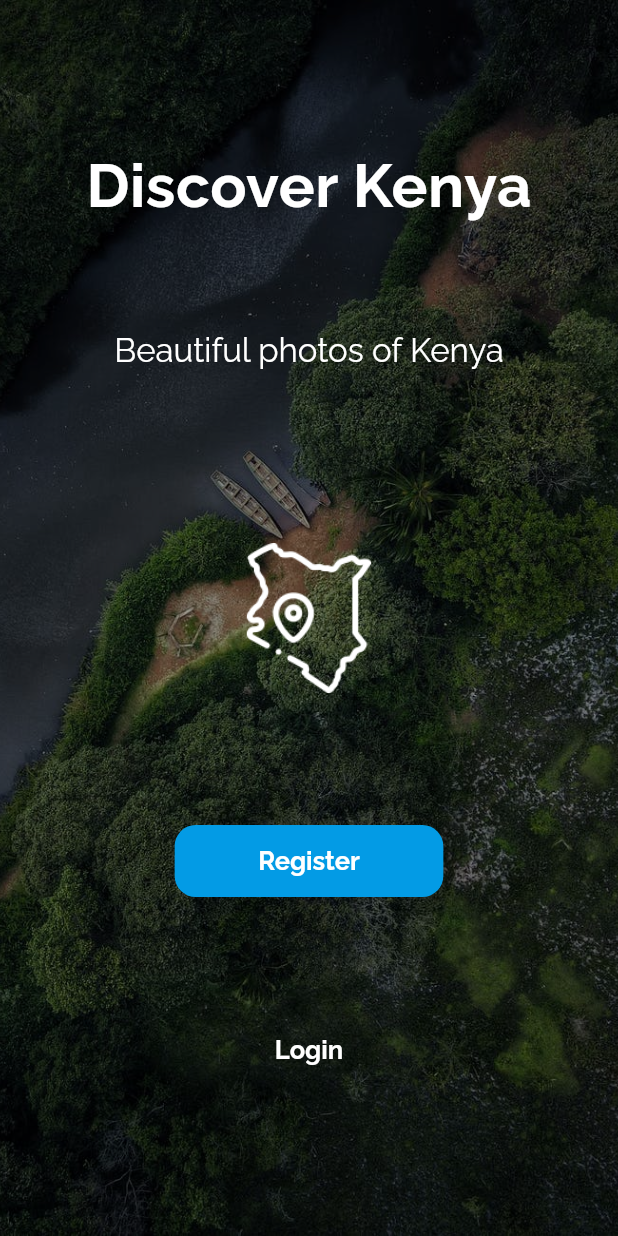
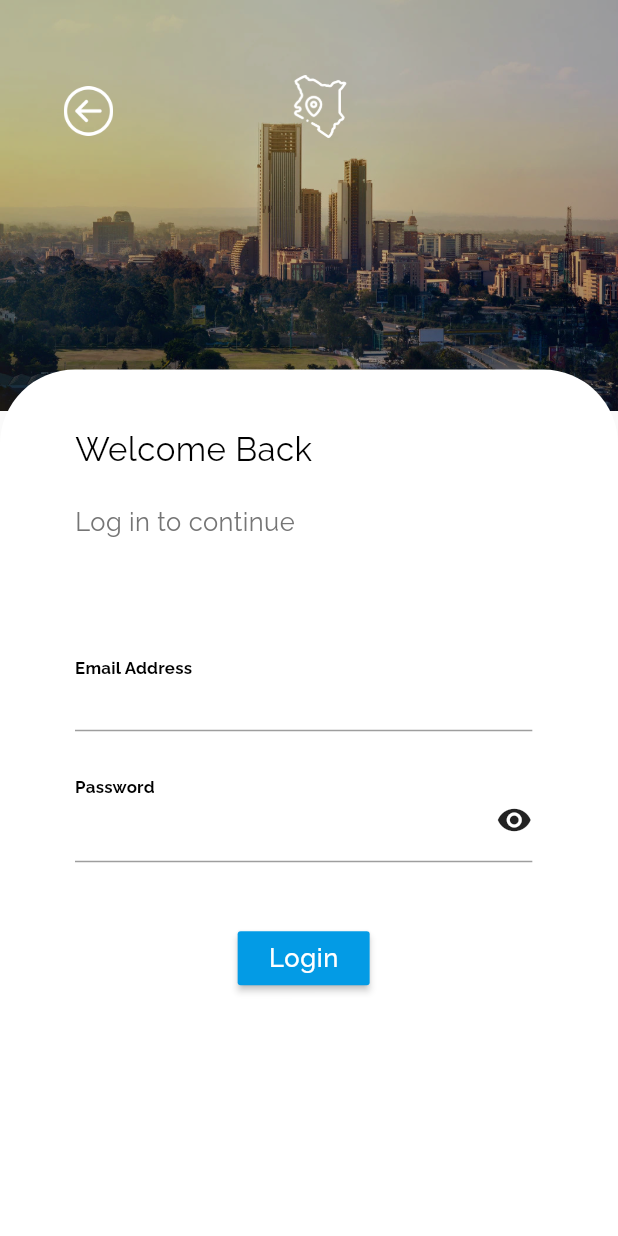
Before and after one commit to iwanjo/discover-kenya, a Flutter app: the screen it shows after launch, after a tap on "Login", on a phone screen of 412 x 824 dp. Run offline on Flutter 3.47's test engine with Material 2 defaults, Android fonts, the phone set to English and light mode, and no system bars; our stand-ins replace firebase_auth, firebase_core, firebase_database, google_fonts, splashscreen; accounts and stored records are empty.

Commit message:
Login Screen UI

```diff
--- a/discover_kenya/lib/login.dart
+++ b/discover_kenya/lib/login.dart
@@ -0,0 +1,240 @@
+import 'package:discover_kenya/onboard.dart';
+import 'package:firebase_auth/firebase_auth.dart';
+import 'package:flutter/material.dart';
+import 'package:firebase_database/firebase_database.dart';
+import 'package:discover_kenya/home.dart';
+import 'package:google_fonts/google_fonts.dart';
+
+class EmailLogIn extends StatefulWidget {
+  @override
+  _EmailLogInState createState() => _EmailLogInState();
+}
+
+class _EmailLogInState extends State<EmailLogIn> {
+  bool _isHidden = true;
+  final _formKey = GlobalKey<FormState>();
+  TextEditingController emailController = TextEditingController();
+  TextEditingController passwordController = TextEditingController();
+  bool isLoading = false;
+  @override
+  Widget build(BuildContext context) {
+    final prevButton = FlatButton(
+      onPressed: () {
+        Navigator.push(
+          context,
+          MaterialPageRoute(builder: (context) => Onboard()),
+        );
+      },
+      child: Image.asset(
+        "assets/back-button.png",
+        width: 33.0,
+        height: 33.0,
+      ),
+    );
+
+    final logo = Image.asset(
+      "assets/logo.png",
+      width: 42.0,
+      height: 42.0,
+    );
+
+    return Scaffold(
+      body: SingleChildScrollView(
+        child: Container(
+          decoration: BoxDecoration(
+            image: DecorationImage(
+              colorFilter: new ColorFilter.mode(
+                  Colors.black.withOpacity(0.24), BlendMode.darken),
+              image: AssetImage('assets/login.jpg'),
+              alignment: Alignment.topCenter,
+              fit: BoxFit.fitWidth,
+            ),
+          ),
+          child: Column(
+            children: <Widget>[
+              SizedBox(
+                height: 50,
+              ),
+              Container(
+                child: Padding(
+                  padding: EdgeInsets.only(left: 15.0),
+                  child: Stack(
+                    children: <Widget>[
+                      Center(
+                        child: logo,
+                      ),
+                      Container(
+                        alignment: Alignment.centerLeft,
+                        child: prevButton,
+                      ),
+                    ],
+                  ),
+                ),
+              ),
+              Padding(
+                padding: EdgeInsets.symmetric(
+                  horizontal: 30,
+                ),
+                child: Row(
+                  mainAxisAlignment: MainAxisAlignment.spaceBetween,
+                ),
+              ),
+              SizedBox(
+                height: MediaQuery.of(context).size.height * 0.18,
+              ),
+              Container(
+                decoration: BoxDecoration(
+                  color: Colors.white,
+                  borderRadius: BorderRadius.vertical(
+                    top: Radius.circular(50),
+                  ),
+                ),
+                child: Padding(
+                  padding: EdgeInsets.all(30),
+                  child: Column(
+                    crossAxisAlignment: CrossAxisAlignment.start,
+                    children: <Widget>[
+                      Row(
+                        children: <Widget>[
+                          SizedBox(
+                            width: 20,
+                          ),
+                          Column(
+                            crossAxisAlignment: CrossAxisAlignment.start,
+                            children: <Widget>[
+                              SizedBox(
+                                height: 10,
+                              ),
+                              Text(
+                                "Welcome Back",
+                                style: GoogleFonts.raleway(
+                                  color: Colors.black,
+                                  fontSize: 22.0,
+                                  letterSpacing: .3,
+                                ),
+                              ),
+                              Padding(
+                                padding: EdgeInsets.only(bottom: 26.0),
+                              ),
+                              Text(
+                                "Log in to continue",
+                                style: GoogleFonts.raleway(
+                                  color: Colors.grey[600],
+                                  fontSize: 17.0,
+                                  letterSpacing: .3,
+                                ),
+                              ),
+                              SizedBox(
+                                height:
+                                    MediaQuery.of(context).size.height * 0.56,
+                                width: MediaQuery.of(context).size.width * 0.74,
+                                child: Form(
+                                  key: _formKey,
+                                  child: SingleChildScrollView(
+                                    child: Column(
+                                      children: <Widget>[
+                                        Padding(
+                                          padding: EdgeInsets.only(top: 70),
+                                          child: TextFormField(
+                                            style: GoogleFonts.raleway(
+                                              color: Colors.black,
+                                              fontSize: 17.0,
+                                              letterSpacing: .3,
+                                            ),
+                                            controller: emailController,
+                                            keyboardType:
+                                                TextInputType.emailAddress,
+                                            decoration: InputDecoration(
+                                              floatingLabelBehavior:
+                                                  FloatingLabelBehavior.always,
+                                              labelText: "Email Address",
+                                              labelStyle: GoogleFonts.raleway(
+                                                color: Colors.black,
+                                                letterSpacing: .2,
+                                                fontSize: 15.0,
+                                                fontWeight: FontWeight.bold,
+                                              ),
+                                            ),
+                                            validator: (value) {
+                                              if (value.isEmpty) {
+                                                return 'Mandatory Field, Enter an Email Address';
+                                              } else if (!value.contains('@')) {
+                                                return 'Your email lacks an @ sign. Please include a valid email address into this field';
+                                              }
+                                              return null;
+                                            },
+                                          ),
+                                        ),
+                                        Padding(
+                                          padding: EdgeInsets.only(top: 20),
+                                          child: TextFormField(
+                                            style: GoogleFonts.raleway(
+                                              color: Colors.black,
+                                              fontSize: 17.0,
+                                              letterSpacing: .3,
+                                            ),
+                                            controller: passwordController,
+                                            obscureText: _isHidden,
+                                            decoration: InputDecoration(
+                                              suffix: InkWell(
+                                                child: Icon(Icons.visibility),
+                                              ),
+                                              floatingLabelBehavior:
+                                                  FloatingLabelBehavior.always,
+                                              labelText: "Password",
+                                              labelStyle: GoogleFonts.raleway(
+                                                color: Colors.black,
+                                                letterSpacing: .2,
+                                                fontSize: 15.0,
+                                                fontWeight: FontWeight.bold,
+                                              ),
+                                            ),
+                                            validator: (value) {
+                                              if (value.isEmpty) {
+                                                return 'Mandatory Field, Enter Password';
+                                              } else if (value.length < 8) {
+                                                return 'Password must be at least 8 characters!';
+                                              }
+                                              return null;
+                                            },
+                                          ),
+                                        ),
+                                        Padding(
+                                          padding: EdgeInsets.only(top: 40),
+                                          child: isLoading
+                                              ? CircularProgressIndicator()
+                                              : MaterialButton(
+                                                  color: Colors.lightBlue[600],
+                                                  onPressed: () {},
+                                                  child: Text(
+                                                    "Login",
+                                                    style: GoogleFonts.raleway(
+                                                        color: Colors.white,
+                                                        fontSize: 17.0,
+                                                        letterSpacing: .4),
+                                                  ),
+                                                ),
+                                        )
+                                      ],
+                                    ),
+                                  ),
+                                ),
+                              ),
+                            ],
+                          )
+                        ],
+                      ),
+                      SizedBox(
+                        height: 50,
+                      ),
+                    ],
+                  ),
+                ),
+              ),
+            ],
+          ),
+        ),
+      ),
+    );
+  }
+}
--- a/discover_kenya/lib/main.dart
+++ b/discover_kenya/lib/main.dart
@@ -1,4 +1,3 @@
-import 'package:discover_kenya/signup.dart';
 import 'package:firebase_core/firebase_core.dart';
 import 'package:flutter/material.dart';
 import 'package:google_fonts/google_fonts.dart';
--- a/discover_kenya/lib/onboard.dart
+++ b/discover_kenya/lib/onboard.dart
@@ -1,3 +1,4 @@
+import 'package:discover_kenya/login.dart';
 import 'package:flutter/material.dart';
 import 'package:discover_kenya/signup.dart';
 import 'package:google_fonts/google_fonts.dart';
@@ -82,7 +83,12 @@ class Onboard extends StatelessWidget {
             child: Align(
               alignment: Alignment.bottomCenter,
               child: TextButton(
-                onPressed: () {},
+                onPressed: () {
+                  Navigator.push(
+                    context,
+                    MaterialPageRoute(builder: (context) => EmailLogIn()),
+                  );
+                },
                 child: Text(
                   "Login",
                   style: GoogleFonts.raleway(
--- a/discover_kenya/lib/signup.dart
+++ b/discover_kenya/lib/signup.dart
@@ -273,11 +273,12 @@ class _EmailSignUpState extends State<EmailSignUp> {
                                           ),
                                         ),
                                         Padding(
-                                          padding: EdgeInsets.only(top: 20),
+                                          padding: EdgeInsets.only(top: 30),
                                           child: isLoading
                                               ? CircularProgressIndicator()
-                                              : RaisedButton(
+                                              : MaterialButton(
                                                   color: Colors.lightBlue[600],
+                                                  splashColor: Colors.white,
                                                   onPressed: () {
                                                     if (_formKey.currentState
                                                         .validate()) {
--- a/discover_kenya/pubspec.yaml
+++ b/discover_kenya/pubspec.yaml
@@ -57,12 +57,15 @@ flutter:
   assets:
     - assets/logo.png
     - assets/background1.jpeg
+    - assets/background2.jpeg
     - assets/signup.jpg
     - assets/left.png
     - assets/back-button.png
     - assets/lock.png
     - assets/envelope.png
     - assets/user.png
+    - assets/login.jpg
+
 
 
   # An image asset can refer to one or more resolution-specific "variants", see
```
Also changed, not shown: discover_kenya/assets/background2.jpeg (added), discover_kenya/assets/login.jpg (added).
